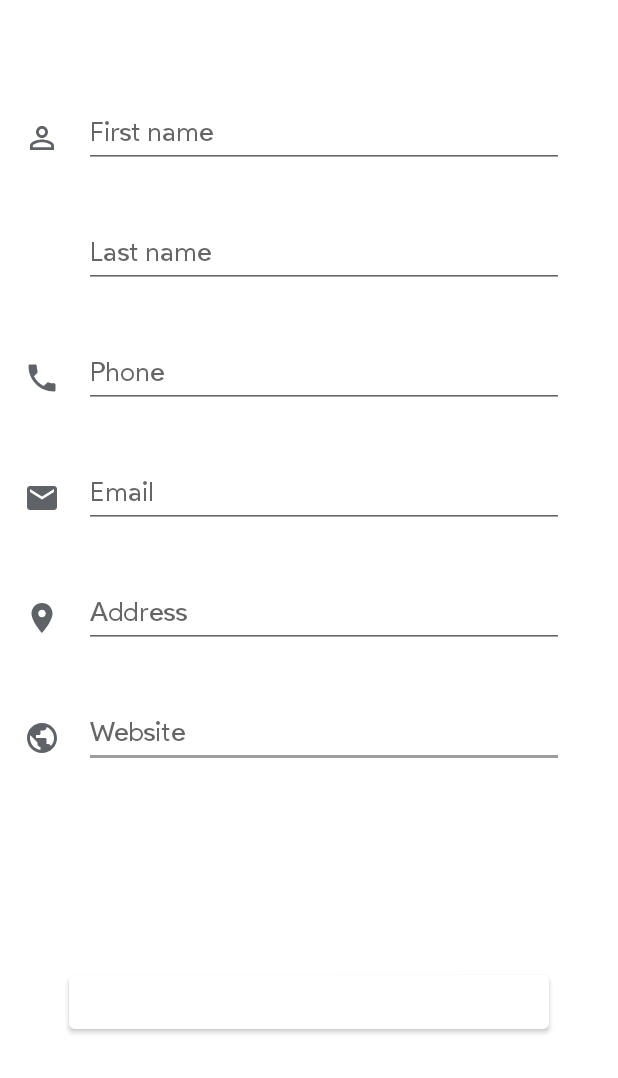
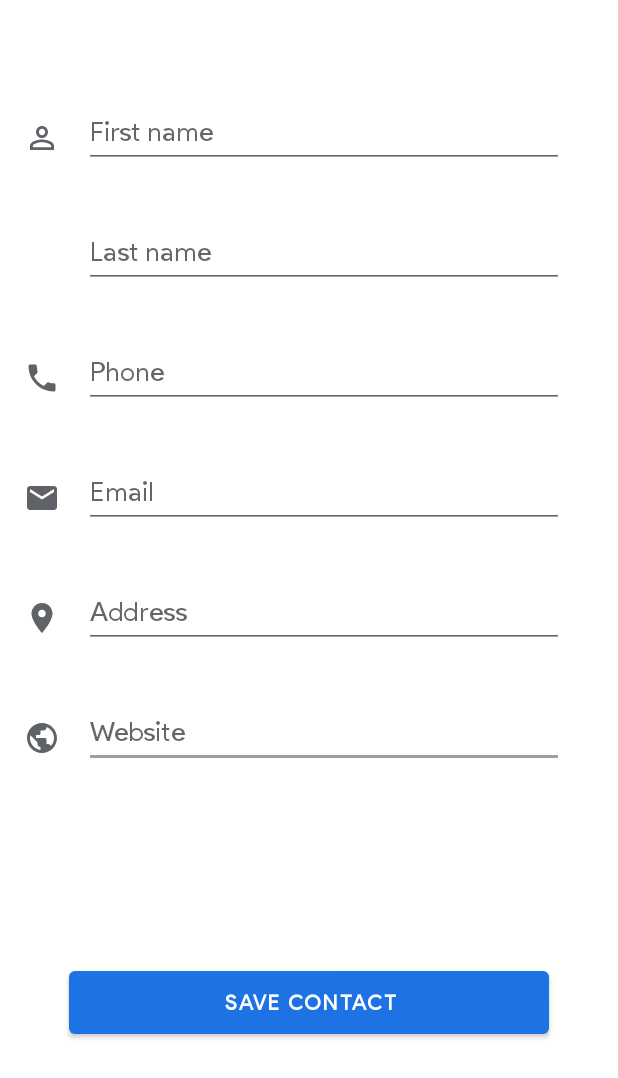
Before and after one commit to CMcQuay/assignment-07-CMcQuay, an Android app: the layout activity_contact_form.xml on its own in the app's theme, with its tools: preview values and no code run, on a phone screen of 412 x 824 dp. Shown: the top 1078 px of the screen. Run offline under Robolectric (Android 15) with nearby library versions, the phone set to English and light mode, and no system bars.

Commit message:
Updates to contact form activity

```diff
--- a/app/src/main/java/edu/ualr/intentsassignment/ContactFormActivity.java
+++ b/app/src/main/java/edu/ualr/intentsassignment/ContactFormActivity.java
@@ -1,9 +1,17 @@
 package edu.ualr.intentsassignment;
 
+import android.os.Bundle;
+
+import androidx.annotation.Nullable;
 import androidx.appcompat.app.AppCompatActivity;
 
 public class ContactFormActivity extends AppCompatActivity {
     // TODO 01. Create a new layout file to define the GUI elements of the ContactFormActivity.
     // TODO 02. Define the basic skeleton of the ContactFormActivity. Inflate the layout defined in the first step to display the GUI elements on screen.
+    @Override
+    protected void onCreate(@Nullable Bundle savedInstanceState) {
+        super.onCreate(savedInstanceState);
+        setContentView(R.layout.activity_contact_form);
+    }
     // TODO 06. Create a new method that reads the values in the several EditText elements of the layout and then uses the Contact class to send those data to ContactInfoActivity
 }
--- a/app/src/main/res/layout/activity_contact_form.xml
+++ b/app/src/main/res/layout/activity_contact_form.xml
@@ -9,7 +9,7 @@
         android:id="@+id/saveBtn"
         android:layout_width="320dp"
         android:layout_height="wrap_content"
-        android:style="@style/AppTheme.ContactForm.Button"
+        style="@style/AppTheme.ContactForm.Button"
         android:text="@string/save_button_label"
         app:layout_constraintBottom_toBottomOf="parent"
         app:layout_constraintEnd_toEndOf="parent"
@@ -25,7 +25,8 @@
         android:hint="@string/website_hint"
         android:theme="@style/AppTheme.ContactForm.EditText"
         app:layout_constraintStart_toEndOf="@+id/iconName"
-        app:layout_constraintTop_toBottomOf="@+id/textInputAddress" />
+        app:layout_constraintTop_toBottomOf="@+id/textInputAddress"
+        android:singleLine="true"/>
 
     <ImageView
         android:id="@+id/iconWebsite"
@@ -47,7 +48,8 @@
         android:hint="@string/address_hint"
         android:theme="@style/AppTheme.ContactForm.EditText"
         app:layout_constraintStart_toEndOf="@+id/iconName"
-        app:layout_constraintTop_toBottomOf="@+id/textInputEmail" />
+        app:layout_constraintTop_toBottomOf="@+id/textInputEmail"
+        android:singleLine="true"/>
 
     <ImageView
         android:id="@+id/iconAddress"
@@ -69,7 +71,8 @@
         android:hint="@string/email_hint"
         android:theme="@style/AppTheme.ContactForm.EditText"
         app:layout_constraintStart_toEndOf="@+id/iconName"
-        app:layout_constraintTop_toBottomOf="@+id/textInputPhone" />
+        app:layout_constraintTop_toBottomOf="@+id/textInputPhone"
+        android:singleLine="true"/>
 
     <ImageView
         android:id="@+id/iconEmail"
@@ -91,7 +94,8 @@
         android:hint="@string/phone_hint"
         android:theme="@style/AppTheme.ContactForm.EditText"
         app:layout_constraintStart_toEndOf="@+id/iconName"
-        app:layout_constraintTop_toBottomOf="@+id/textInputLastName" />
+        app:layout_constraintTop_toBottomOf="@+id/textInputLastName"
+        android:singleLine="true"/>
 
     <ImageView
         android:theme="@style/AppTheme.ImageView"
@@ -113,7 +117,8 @@
         android:hint="@string/last_name_hint"
         android:theme="@style/AppTheme.ContactForm.EditText"
         app:layout_constraintStart_toEndOf="@+id/iconName"
-        app:layout_constraintTop_toBottomOf="@+id/textInputFirstName" />
+        app:layout_constraintTop_toBottomOf="@+id/textInputFirstName"
+        android:singleLine="true"/>
 
     <ImageView
         android:theme="@style/AppTheme.ImageView"
@@ -135,6 +140,7 @@
         android:hint="@string/first_name_hint"
         android:theme="@style/AppTheme.ContactForm.EditText"
         app:layout_constraintStart_toEndOf="@+id/iconName"
-        app:layout_constraintTop_toTopOf="parent" />
+        app:layout_constraintTop_toTopOf="parent"
+        android:singleLine="true"/>
 
 </androidx.constraintlayout.widget.ConstraintLayout>
```
